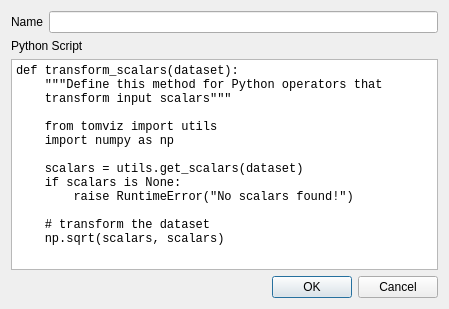
Old version of the form EditPythonOperatorDialog.ui in the repository OpenChemistry/tomviz.
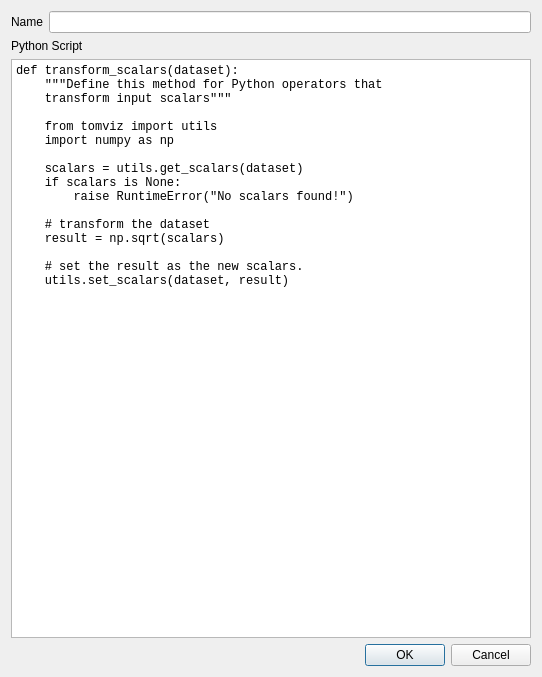
New version of the form.

Patch:
```diff
--- a/EditPythonOperatorDialog.ui
+++ b/EditPythonOperatorDialog.ui
@@ -6,8 +6,8 @@
    <rect>
     <x>0</x>
     <y>0</y>
-    <width>449</width>
-    <height>309</height>
+    <width>542</width>
+    <height>677</height>
    </rect>
   </property>
   <property name="windowTitle">
@@ -54,7 +54,10 @@
         raise RuntimeError(&quot;No scalars found!&quot;)
 
     # transform the dataset
-    np.sqrt(scalars, scalars)</string>
+    result = np.sqrt(scalars)
+    
+    # set the result as the new scalars.
+    utils.set_scalars(dataset, result)</string>
      </property>
     </widget>
    </item>
```
